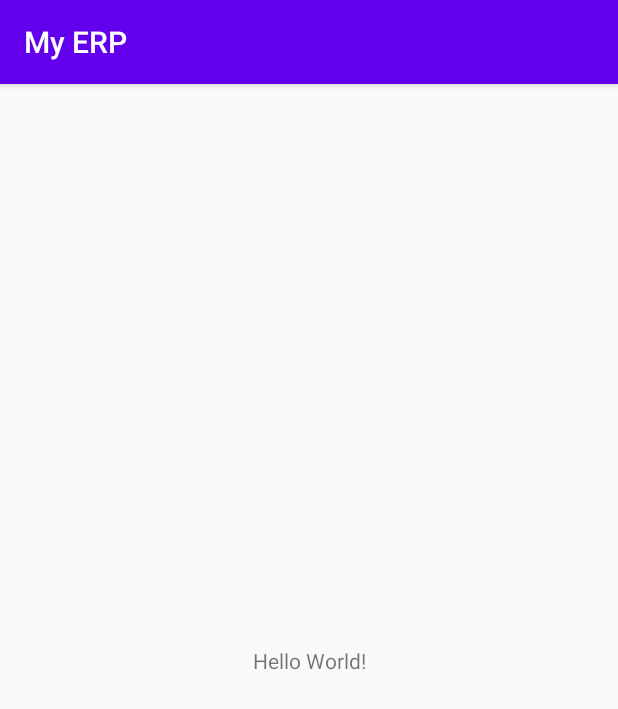
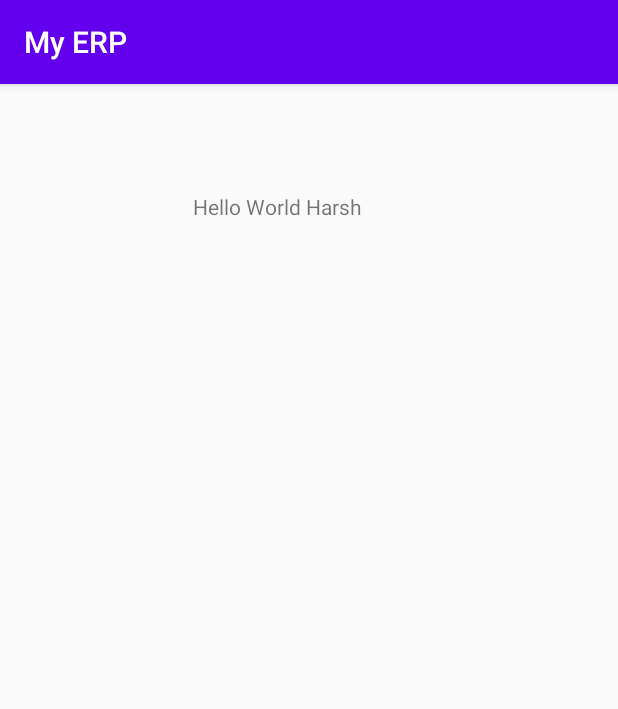
Before and after one commit to 2tanayk/Kodewiz_TSECHackathon_11, an Android app: the screen it shows after launch (MainActivity), on a phone screen of 412 x 824 dp. Shown: the top 709 px of the screen. Run offline under Robolectric (Android 15) with nearby library versions, the light colour scheme and no system bars.

Commit message:
Harsh First Commit

```diff
--- a/app/src/main/res/layout/activity_main.xml
+++ b/app/src/main/res/layout/activity_main.xml
@@ -7,12 +7,14 @@
     tools:context=".MainActivity">
 
     <TextView
-        android:layout_width="wrap_content"
-        android:layout_height="wrap_content"
-        android:text="Hello World!"
+        android:layout_width="154dp"
+        android:layout_height="53dp"
+        android:text="Hello World Harsh"
         app:layout_constraintBottom_toBottomOf="parent"
+        app:layout_constraintHorizontal_bias="0.498"
         app:layout_constraintLeft_toLeftOf="parent"
         app:layout_constraintRight_toRightOf="parent"
-        app:layout_constraintTop_toTopOf="parent" />
+        app:layout_constraintTop_toTopOf="parent"
+        app:layout_constraintVertical_bias="0.101" />
 
 </androidx.constraintlayout.widget.ConstraintLayout>
```
Also changed, not shown: app/src/main/java/com/edu4sure/myerp/MainActivity.java (+5 -3 lines).
